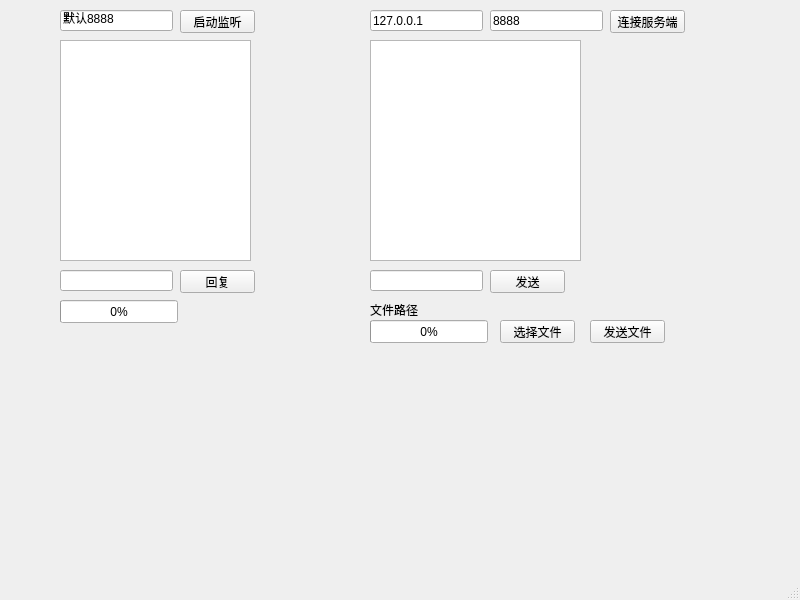
Above: mainwindow.ui from xuchang1025/Qt-LanTransfer before the change. Below: the same form after it.
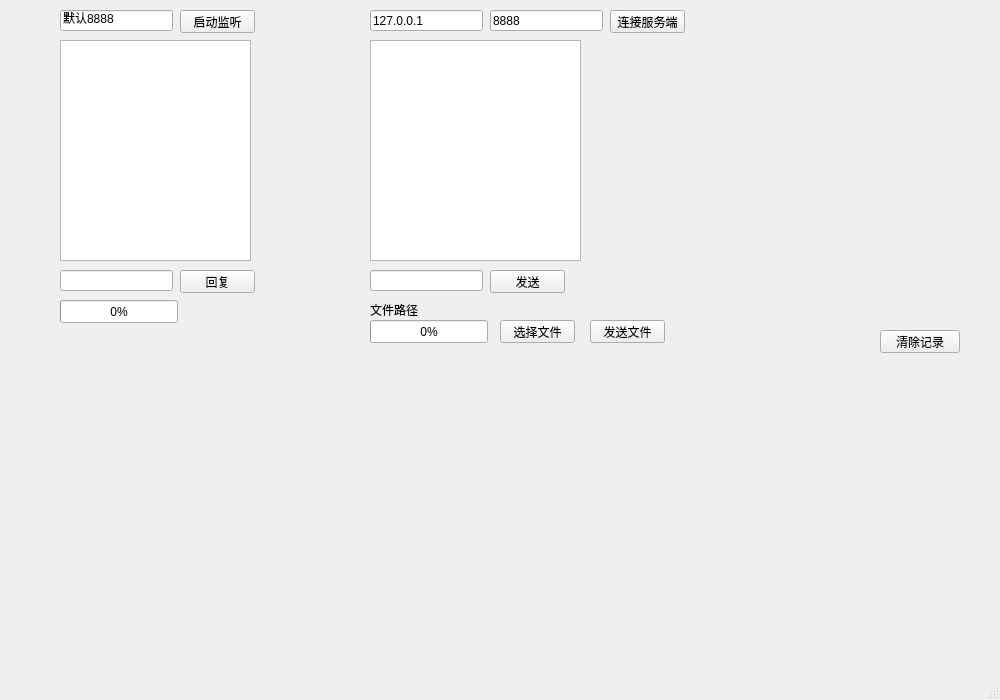
That is the form after the change.

Commit message: feat: add transfer history, multi-threaded file sending, QSS styling, clear history, and README with screenshots

What changed in the file:
```diff
--- a/mainwindow.ui
+++ b/mainwindow.ui
@@ -6,8 +6,8 @@
    <rect>
     <x>0</x>
     <y>0</y>
-    <width>800</width>
-    <height>600</height>
+    <width>1000</width>
+    <height>700</height>
    </rect>
   </property>
   <property name="windowTitle">
@@ -236,6 +236,19 @@
      <number>0</number>
     </property>
    </widget>
+   <widget class="QPushButton" name="clearHistoryButton">
+    <property name="geometry">
+     <rect>
+      <x>880</x>
+      <y>330</y>
+      <width>80</width>
+      <height>23</height>
+     </rect>
+    </property>
+    <property name="text">
+     <string>清除记录</string>
+    </property>
+   </widget>
   </widget>
   <widget class="QMenuBar" name="menubar">
    <property name="geometry">
```
Left out of the diff: 22 changed lines with no effect on the pictures. The commit also changes 13 other files.
